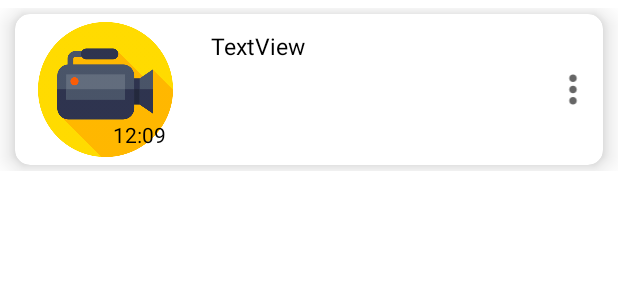
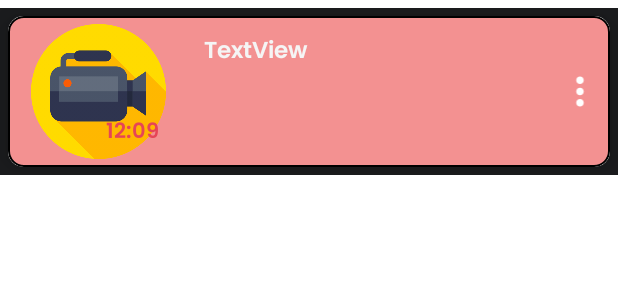
Before and after one commit to kumar21-crypto/SimpleVideo, an Android app: the layout video_layout.xml on its own in the app's theme, with its tools: preview values and no code run, on a phone screen of 412 x 824 dp. Shown: the top 300 px of the screen. Run offline under Robolectric (Android 15) with nearby library versions, the phone set to English and light mode, and no system bars.

Commit message:
UI Enhancements

```diff
--- /dev/null
+++ b/app/src/main/res/drawable/card_bg.xml
@@ -0,0 +1,6 @@
+<?xml version="1.0" encoding="utf-8"?>
+<shape xmlns:android="http://schemas.android.com/apk/res/android">
+    <stroke android:width="1dp" android:color="@color/black"/>
+    <solid android:color="#F39191"/>
+    <corners android:radius="10dp"/>
+</shape>
--- a/app/src/main/res/drawable/ic_baseline_more_vert_24.xml
+++ b/app/src/main/res/drawable/ic_baseline_more_vert_24.xml
@@ -1,6 +1,11 @@
-<vector android:autoMirrored="true" android:height="24dp"
-    android:tint="?attr/colorControlNormal" android:viewportHeight="24"
-    android:viewportWidth="24" android:width="24dp" xmlns:android="http://schemas.android.com/apk/res/android">
-    <path android:fillColor="@android:color/white"
-        android:pathData="M12,8c1.1,0 2,-0.9 2,-2s-0.9,-2 -2,-2 -2,0.9 -2,2 0.9,2 2,2zM12,10c-1.1,0 -2,0.9 -2,2s0.9,2 2,2 2,-0.9 2,-2 -0.9,-2 -2,-2zM12,16c-1.1,0 -2,0.9 -2,2s0.9,2 2,2 2,-0.9 2,-2 -0.9,-2 -2,-2z"/>
+<vector xmlns:android="http://schemas.android.com/apk/res/android"
+    android:width="24dp"
+    android:height="24dp"
+    android:autoMirrored="true"
+    android:tint="@color/white"
+    android:viewportWidth="24"
+    android:viewportHeight="24">
+    <path
+        android:fillColor="@android:color/white"
+        android:pathData="M12,8c1.1,0 2,-0.9 2,-2s-0.9,-2 -2,-2 -2,0.9 -2,2 0.9,2 2,2zM12,10c-1.1,0 -2,0.9 -2,2s0.9,2 2,2 2,-0.9 2,-2 -0.9,-2 -2,-2zM12,16c-1.1,0 -2,0.9 -2,2s0.9,2 2,2 2,-0.9 2,-2 -0.9,-2 -2,-2z" />
 </vector>
--- /dev/null
+++ b/app/src/main/res/drawable/tab_item.xml
@@ -0,0 +1,5 @@
+<?xml version="1.0" encoding="utf-8"?>
+<selector xmlns:android="http://schemas.android.com/apk/res/android">
+    <item android:state_checked="true" android:color="@color/tab_selected" />
+    <item android:color="@android:color/darker_gray"  />
+</selector>
--- a/app/src/main/res/layout/video_layout.xml
+++ b/app/src/main/res/layout/video_layout.xml
@@ -3,6 +3,7 @@
     xmlns:app="http://schemas.android.com/apk/res-auto"
     xmlns:tools="http://schemas.android.com/tools"
     android:layout_marginTop="5dp"
+    android:background="@color/theme_bg"
     android:layout_width="match_parent"
     android:layout_height="wrap_content">
 
@@ -10,6 +11,7 @@
         android:id="@+id/mainCardView"
         android:layout_width="409dp"
         android:layout_height="wrap_content"
+        android:layout_margin="5dp"
         android:layout_marginStart="10dp"
         android:layout_marginTop="4dp"
         android:layout_marginBottom="4dp"
@@ -23,6 +25,7 @@
         <LinearLayout
             android:layout_width="match_parent"
             android:layout_height="wrap_content"
+            android:background="@drawable/card_bg"
             android:orientation="horizontal"
             android:gravity="center_horizontal"
             >
@@ -38,9 +41,10 @@
             <TextView
                 android:id="@+id/videoDuration"
                 android:layout_width="40dp"
+                android:fontFamily="@font/poppins_semibold"
                 android:layout_height="wrap_content"
                 android:text="12:09"
-                android:textColor="@color/black"
+                android:textColor="@color/tab_selected"
                 android:layout_gravity="bottom"
                 android:layout_marginStart="-55dp"
                 android:layout_marginBottom="5dp"
@@ -50,8 +54,9 @@
                 android:id="@+id/videoName"
                 android:layout_width="match_parent"
                 android:layout_height="match_parent"
+                android:fontFamily="@font/poppins_semibold"
                 android:layout_weight="1"
-                android:textColor="@color/black"
+                android:textColor="@color/text_color"
                 android:textSize="15sp"
                 android:layout_gravity="center"
                 android:paddingStart="20dp"
--- a/app/src/main/res/menu/bottommenu.xml
+++ b/app/src/main/res/menu/bottommenu.xml
@@ -4,19 +4,19 @@
 
     <item
         android:id="@+id/videoId"
-        android:title="video"
+        android:title="Video"
         android:icon="@drawable/video"
         />
 
     <item
         android:id="@+id/folderId"
-        android:title="folder"
+        android:title="Folder"
         android:icon="@drawable/folder"
         />
 
     <item
         android:id="@+id/filterId"
-        android:title="filter"
+        android:title="Filter"
         android:icon="@drawable/filter"
         app:showAsAction="ifRoom"
         />
--- a/app/src/main/res/values-night/themes.xml
+++ b/app/src/main/res/values-night/themes.xml
@@ -10,7 +10,22 @@
         <item name="colorSecondaryVariant">@color/teal_200</item>
         <item name="colorOnSecondary">@color/black</item>
         <!-- Status bar color. -->
+        <item name="android:statusBarColor" tools:targetApi="l">@color/bg_varient</item>
+        <!-- Customize your theme here. -->
+        <item name="android:navigationBarColor">@color/bg_varient</item>
+    </style>
+
+    <style name="PlayerViewTheme" parent="Theme.AppCompat.DayNight.DarkActionBar">
+        <!-- primary brand color -->
+        <item name="colorPrimary">#E8252222</item>
+        <item name="colorPrimaryVariant">@color/black</item>
+        <item name="colorOnPrimary">@color/white</item>
         <item name="android:statusBarColor" tools:targetApi="l">?attr/colorPrimaryVariant</item>
-        <!-- Customize your theme here. -->
     </style>
+
+    <style name="Widget.BottomNavigationView"
+        parent="Widget.Design.BottomNavigationView">
+        <item name="fontFamily">@font/merienda_bold</item>
+    </style>
+
 </resources>
--- a/app/src/main/res/values/colors.xml
+++ b/app/src/main/res/values/colors.xml
@@ -1,10 +1,23 @@
 <?xml version="1.0" encoding="utf-8"?>
 <resources>
     <color name="purple_200">#FFBB86FC</color>
-    <color name="purple_500">#FF6200EE</color>
+    <color name="purple_500">#303030</color>
     <color name="purple_700">#FF3700B3</color>
     <color name="teal_200">#FF03DAC5</color>
     <color name="teal_700">#FF018786</color>
     <color name="black">#FF000000</color>
     <color name="white">#FFFFFFFF</color>
+
+    <color name="theme_bg">#1B1C1E</color>
+    <color name="card_bg">#454545</color>
+    <color name="bg_varient">#303030</color>
+
+    <color name="text_color">#F5F5F5</color>
+    <color name="text_color2">#F9F6EE</color>
+
+    <color name="tab">#C2D5E4</color>
+    <color name="tab_selected">#E64556</color>
+    <color name="tab_indicator">#DF807E</color>
+    <color name="grey">#808080</color>
+
 </resources>
--- a/app/src/main/res/values/themes.xml
+++ b/app/src/main/res/values/themes.xml
@@ -10,8 +10,9 @@
         <item name="colorSecondaryVariant">@color/teal_700</item>
         <item name="colorOnSecondary">@color/black</item>
         <!-- Status bar color. -->
-        <item name="android:statusBarColor" tools:targetApi="l">?attr/colorPrimaryVariant</item>
+        <item name="android:statusBarColor" tools:targetApi="l">@color/bg_varient</item>
         <!-- Customize your theme here. -->
+        <item name="android:navigationBarColor">@color/bg_varient</item>
     </style>
 
     <style name="PlayerViewTheme" parent="Theme.AppCompat.DayNight.DarkActionBar">
@@ -21,4 +22,10 @@
         <item name="colorOnPrimary">@color/white</item>
         <item name="android:statusBarColor" tools:targetApi="l">?attr/colorPrimaryVariant</item>
     </style>
+
+    <style name="Widget.BottomNavigationView"
+        parent="Widget.Design.BottomNavigationView">
+        <item name="fontFamily">@font/merienda_bold</item>
+    </style>
+
 </resources>
```
Also changed, not shown: app/src/main/res/layout/activity_main.xml (+6 -4 lines), app/src/main/res/font/merienda_bold.ttf (added), app/src/main/res/font/poppins_regular.ttf (added), app/src/main/res/font/poppins_semibold.ttf (added).
